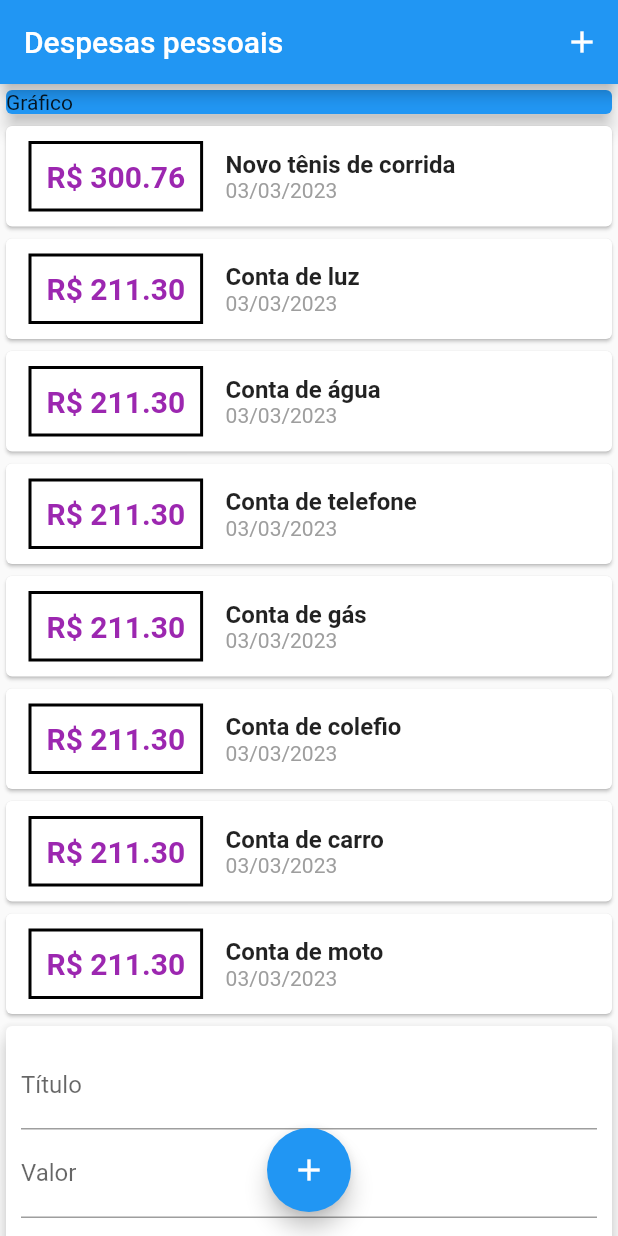
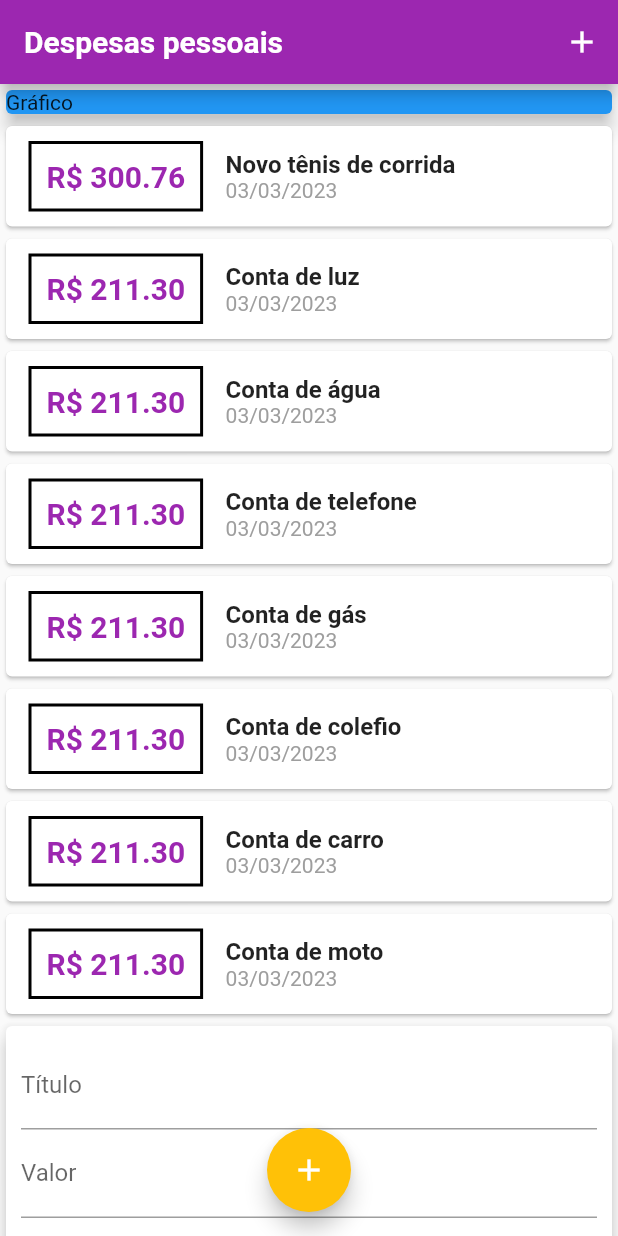
Before and after one commit to williansebastiao/flutter-expenses, a Flutter app: the screen it shows after launch, on a phone screen of 412 x 824 dp. Run offline on Flutter 3.47's test engine with Material 2 defaults, Android fonts, the phone set to English and light mode, and no system bars; Roboto replaces fonts that are missing (OpenSans).

Commit message:
feature: close modal after submit data

```diff
--- a/lib/main.dart
+++ b/lib/main.dart
@@ -8,11 +8,37 @@ import 'package:expenses/components/transaction_list.dart';
 main() => runApp(ExpensesApp());
 
 class ExpensesApp extends StatelessWidget {
+  const ExpensesApp({super.key});
+
 
   @override
   Widget build(BuildContext context) {
-    return const MaterialApp(
-      home: MyHomePage()
+
+    final ThemeData tema = ThemeData();
+
+    return MaterialApp(
+      home: MyHomePage(),
+      theme: tema.copyWith(
+        colorScheme: tema.colorScheme.copyWith(
+          primary: Colors.purple,
+          secondary: Colors.amber,
+        ),
+        textTheme: tema.textTheme.copyWith(
+          titleLarge: const TextStyle(
+            fontFamily: 'OpenSans',
+            fontSize: 18,
+            fontWeight: FontWeight.bold,
+            color: Colors.black,
+          ),
+        ),
+        appBarTheme: const AppBarTheme(
+          titleTextStyle: TextStyle(
+            fontFamily: 'OpenSans',
+            fontSize: 20,
+            fontWeight: FontWeight.bold,
+          ),
+        ),
+      ),
     );
   }
 }
@@ -45,6 +71,8 @@ class _MyHomePageState extends State<MyHomePage> {
     setState(() {
       _transaction.add(newTransaction);
     });
+
+    Navigator.of(context).pop();
   }
 
   _openTransactionOpenModel(BuildContext context) {
```
